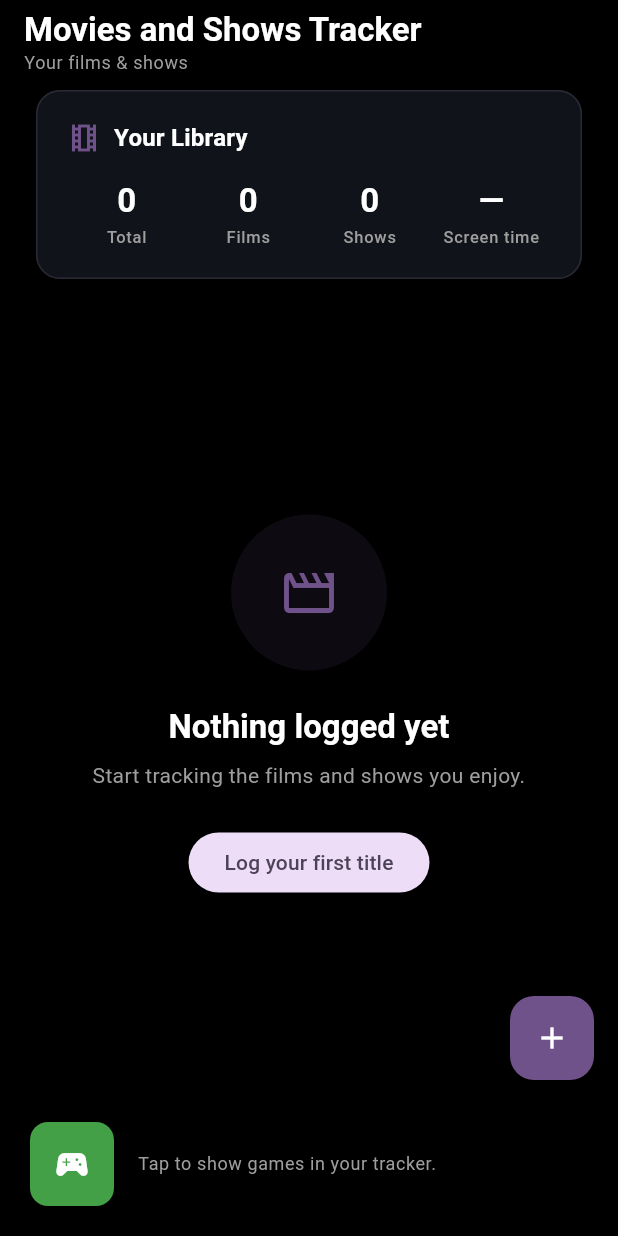
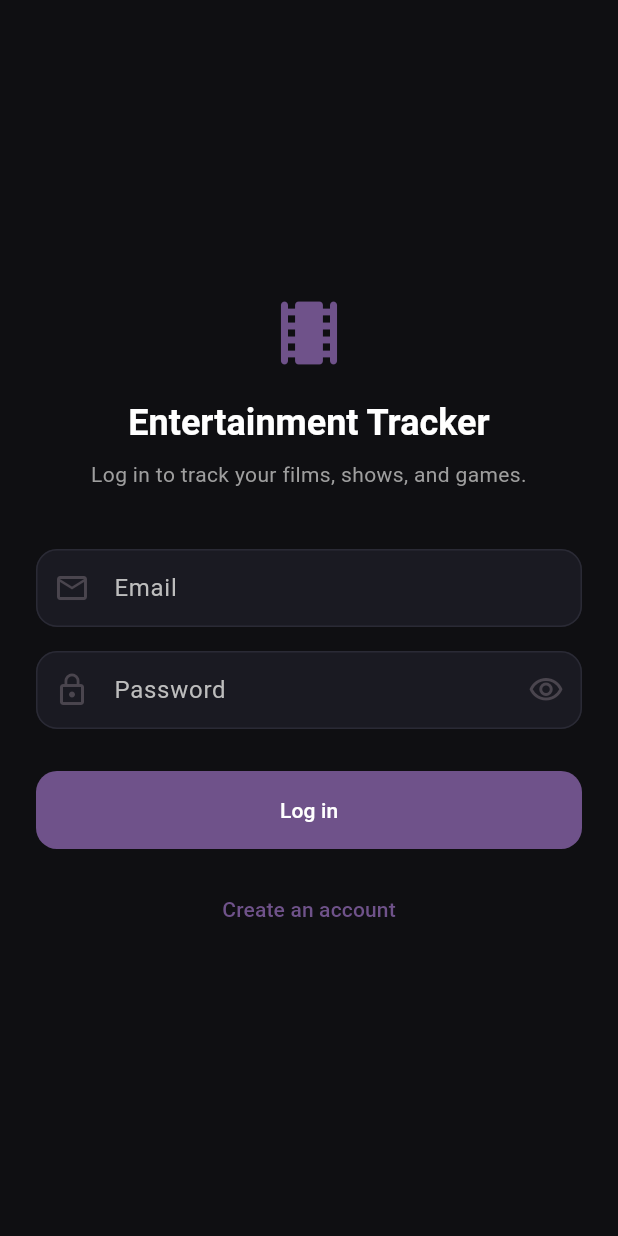
Before and after one commit to Ratib05/Entertainment_tracker_project, a Flutter app: the screen it shows after launch, on a phone screen of 412 x 824 dp. Run offline on Flutter 3.47's test engine with Material 3 defaults, Android fonts, the phone set to English and light mode, and no system bars.

Commit message:
Test login page

```diff
--- a/frontend/lib/main.dart
+++ b/frontend/lib/main.dart
@@ -1,6 +1,6 @@
 import 'package:flutter/material.dart';
 
-import 'screens/tracker_shell.dart';
+import 'screens/login_screen.dart';
 import 'theme/app_theme.dart';
 
 void main() {
@@ -16,7 +16,7 @@ class ReelLogApp extends StatelessWidget {
       title: 'Entertainment tracker',
       debugShowCheckedModeBanner: false,
       theme: AppTheme.light(),
-      home: const TrackerShell(),
+      home: const LoginScreen(),
     );
   }
 }
--- /dev/null
+++ b/frontend/lib/screens/login_screen.dart
@@ -0,0 +1,168 @@
+import 'package:flutter/material.dart';
+
+import 'tracker_shell.dart';
+
+class LoginScreen extends StatefulWidget {
+  const LoginScreen({super.key});
+
+  @override
+  State<LoginScreen> createState() => _LoginScreenState();
+}
+
+class _LoginScreenState extends State<LoginScreen> {
+  final _formKey = GlobalKey<FormState>();
+  final _emailController = TextEditingController();
+  final _passwordController = TextEditingController();
+  bool _obscurePassword = true;
+  bool _isLoading = false;
+
+  @override
+  void dispose() {
+    _emailController.dispose();
+    _passwordController.dispose();
+    super.dispose();
+  }
+
+  Future<void> _login() async {
+    if (!_formKey.currentState!.validate()) return;
+
+    setState(() => _isLoading = true);
+
+    // Placeholder until NestJS auth is wired up.
+    await Future<void>.delayed(const Duration(milliseconds: 600));
+
+    if (!mounted) return;
+
+    setState(() => _isLoading = false);
+
+    Navigator.of(context).pushReplacement(
+      MaterialPageRoute(builder: (_) => const TrackerShell()),
+    );
+  }
+
+  @override
+  Widget build(BuildContext context) {
+    final theme = Theme.of(context);
+
+    return Scaffold(
+      body: SafeArea(
+        child: Center(
+          child: SingleChildScrollView(
+            padding: const EdgeInsets.symmetric(horizontal: 24, vertical: 32),
+            child: ConstrainedBox(
+              constraints: const BoxConstraints(maxWidth: 420),
+              child: Form(
+                key: _formKey,
+                child: Column(
+                  crossAxisAlignment: CrossAxisAlignment.stretch,
+                  children: [
+                    Icon(
+                      Icons.local_movies_rounded,
+                      size: 56,
+                      color: theme.colorScheme.primary,
+                    ),
+                    const SizedBox(height: 16),
+                    Text(
+                      'Entertainment Tracker',
+                      textAlign: TextAlign.center,
+                      style: theme.textTheme.headlineSmall?.copyWith(
+                        fontWeight: FontWeight.bold,
+                        color: Colors.white,
+                      ),
+                    ),
+                    const SizedBox(height: 8),
+                    Text(
+                      'Log in to track your films, shows, and games.',
+                      textAlign: TextAlign.center,
+                      style: theme.textTheme.bodyMedium?.copyWith(
+                        color: Colors.grey.shade500,
+                      ),
+                    ),
+                    const SizedBox(height: 40),
+                    TextFormField(
+                      controller: _emailController,
+                      keyboardType: TextInputType.emailAddress,
+                      textInputAction: TextInputAction.next,
+                      autocorrect: false,
+                      style: const TextStyle(color: Colors.white),
+                      decoration: const InputDecoration(
+                        labelText: 'Email',
+                        prefixIcon: Icon(Icons.email_outlined),
+                      ),
+                      validator: (value) {
+                        final email = value?.trim() ?? '';
+                        if (email.isEmpty) return 'Enter your email';
+                        if (!email.contains('@')) return 'Enter a valid email';
+                        return null;
+                      },
+                    ),
+                    const SizedBox(height: 16),
+                    TextFormField(
+                      controller: _passwordController,
+                      obscureText: _obscurePassword,
+                      textInputAction: TextInputAction.done,
+                      style: const TextStyle(color: Colors.white),
+                      decoration: InputDecoration(
+                        labelText: 'Password',
+                        prefixIcon: const Icon(Icons.lock_outline),
+                        suffixIcon: IconButton(
+                          onPressed: () {
+                            setState(() => _obscurePassword = !_obscurePassword);
+                          },
+                          icon: Icon(
+                            _obscurePassword
+                                ? Icons.visibility_outlined
+                                : Icons.visibility_off_outlined,
+                          ),
+                        ),
+                      ),
+                      validator: (value) {
+                        if ((value ?? '').isEmpty) return 'Enter your password';
+                        if ((value ?? '').length < 6) {
+                          return 'Password must be at least 6 characters';
+                        }
+                        return null;
+                      },
+                      onFieldSubmitted: (_) => _login(),
+                    ),
+                    const SizedBox(height: 28),
+                    FilledButton(
+                      onPressed: _isLoading ? null : _login,
+                      style: FilledButton.styleFrom(
+                        padding: const EdgeInsets.symmetric(vertical: 16),
+                        shape: RoundedRectangleBorder(
+                          borderRadius: BorderRadius.circular(14),
+                        ),
+                      ),
+                      child: _isLoading
+                          ? const SizedBox(
+                              height: 22,
+                              width: 22,
+                              child: CircularProgressIndicator(
+                                strokeWidth: 2,
+                                color: Colors.white,
+                              ),
+                            )
+                          : const Text('Log in'),
+                    ),
+                    const SizedBox(height: 16),
+                    TextButton(
+                      onPressed: () {
+                        ScaffoldMessenger.of(context).showSnackBar(
+                          const SnackBar(
+                            content: Text('Sign up will connect to the API later.'),
+                          ),
+                        );
+                      },
+                      child: const Text('Create an account'),
+                    ),
+                  ],
+                ),
+              ),
+            ),
+          ),
+        ),
+      ),
+    );
+  }
+}
```
Also changed, not shown: 1 other file.
